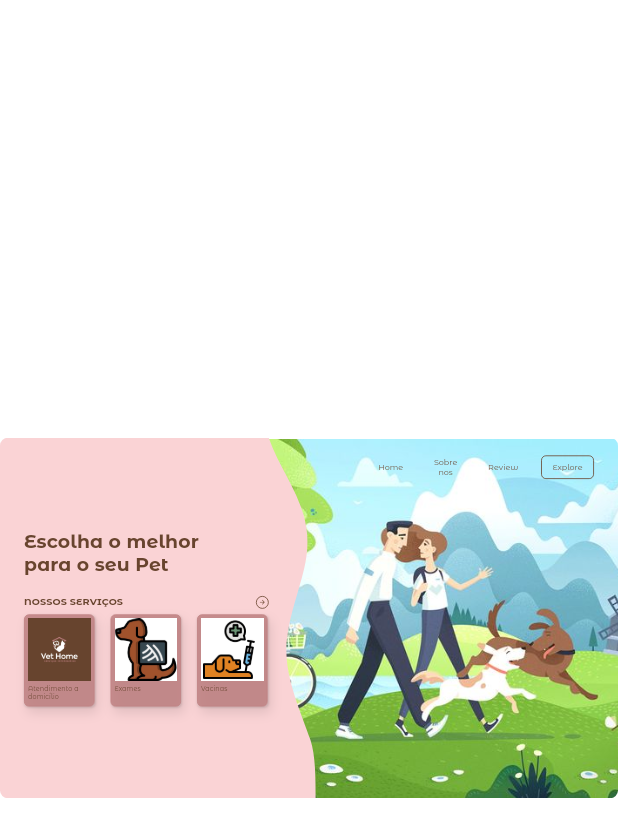
After one commit to LEanMist/flutter_vethome, a Flutter app: the LandingPage screen opened by its route, on a phone screen of 412 x 824 dp. The commit adds this screen. Shown: the top 837 px of the screen. Run offline on Flutter 3.47's test engine with Material 3 defaults, Android fonts, the phone set to English and light mode, and no system bars; our stand-ins replace flutter_inset_shadow, image_picker, shared_preferences; accounts and stored records are empty; project files that could hold a hidden picture were left out.

Commit message:
feat: adiciona landing desktop baseada no Figma

```diff
--- /dev/null
+++ b/lib/pages/landing_page.dart
@@ -0,0 +1,327 @@
+import 'package:flutter/material.dart';
+
+import '../theme.dart';
+import '../theme/vet_colors.dart';
+
+/// Landing desktop do Figma (Telas para Entregar / EXTRA / LANDING PAGE).
+class LandingPage extends StatelessWidget {
+  const LandingPage({super.key});
+
+  static const Size designSize = Size(1543, 900);
+
+  @override
+  Widget build(BuildContext context) {
+    return Scaffold(
+      backgroundColor: Colors.white,
+      body: LayoutBuilder(
+        builder: (context, constraints) => Center(
+          child: FittedBox(
+            fit: BoxFit.contain,
+            child: SizedBox(
+              key: const ValueKey('landing-figma-frame'),
+              width: designSize.width,
+              height: designSize.height,
+              child: ClipRRect(
+                borderRadius: BorderRadius.circular(20),
+                child: Stack(
+                  children: [
+                    Positioned(
+                      left: 671,
+                      top: 2,
+                      width: 872,
+                      height: 900,
+                      child: Image.asset(
+                        'assets/imagens/figma/landing-hero.jpg',
+                        fit: BoxFit.cover,
+                        semanticLabel:
+                            'Veterinários passeando com cães em um parque',
+                      ),
+                    ),
+                    Positioned.fill(
+                      child: ClipPath(
+                        clipper: _LandingPanelClipper(),
+                        child: const ColoredBox(color: VetColors.pink),
+                      ),
+                    ),
+                    const Positioned(
+                      left: 60,
+                      top: 231,
+                      width: 438,
+                      height: 114,
+                      child: Text(
+                        'Escolha o melhor\npara o seu Pet',
+                        style: TextStyle(
+                          fontFamily: VH.bodyFontFamily,
+                          fontSize: 47,
+                          height: 1.2,
+                          fontWeight: FontWeight.w700,
+                          color: VetColors.brown,
+                        ),
+                      ),
+                    ),
+                    Positioned(
+                      left: 60,
+                      top: 395,
+                      child: Text(
+                        'NOSSOS SERVIÇOS',
+                        style: TextStyle(
+                          fontFamily: VH.bodyFontFamily,
+                          fontSize: 24,
+                          height: 1.2,
+                          fontWeight: FontWeight.w700,
+                          color: VetColors.brown,
+                        ),
+                      ),
+                    ),
+                    Positioned(
+                      left: 639,
+                      top: 395,
+                      width: 32,
+                      height: 32,
+                      child: Material(
+                        color: Colors.transparent,
+                        shape: const CircleBorder(
+                          side: BorderSide(color: VetColors.brown, width: 2),
+                        ),
+                        child: Semantics(
+                          button: true,
+                          label: 'Explorar serviços',
+                          child: InkWell(
+                            key: const ValueKey('landing-services-link'),
+                            customBorder: const CircleBorder(),
+                            onTap: () => Navigator.pushNamed(context, '/login'),
+                            child: const Center(
+                              child: Icon(
+                                Icons.arrow_forward_rounded,
+                                size: 19,
+                                color: VetColors.brown,
+                              ),
+                            ),
+                          ),
+                        ),
+                      ),
+                    ),
+                    const Positioned(
+                      left: 60,
+                      top: 441,
+                      child: Row(
+                        children: [
+                          _LandingServiceCard(
+                            image:
+                                'assets/imagens/figma/landing-service-home.jpg',
+                            label: 'Atendimento a\ndomicílio',
+                            imageLabel: 'Logotipo VetHome',
+                          ),
+                          SizedBox(width: 40),
+                          _LandingServiceCard(
+                            image:
+                                'assets/imagens/figma/landing-service-exams.jpg',
+                            label: 'Exames',
+                            imageLabel: 'Ícone de exames veterinários',
+                          ),
+                          SizedBox(width: 40),
+                          _LandingServiceCard(
+                            image:
+                                'assets/imagens/figma/landing-service-vaccines.jpg',
+                            label: 'Vacinas',
+                            imageLabel: 'Ícone de vacinação de um cão',
+                          ),
+                        ],
+                      ),
+                    ),
+                    Positioned(
+                      left: 943,
+                      top: 44,
+                      width: 540,
+                      height: 59,
+                      child: _LandingNavigation(
+                        onHome: () => Navigator.pushNamedAndRemoveUntil(
+                          context,
+                          '/',
+                          (_) => false,
+                        ),
+                        onAbout: () => Navigator.pushNamed(context, '/sobre'),
+                        onExplore: () => Navigator.pushNamed(context, '/login'),
+                      ),
+                    ),
+                  ],
+                ),
+              ),
+            ),
+          ),
+        ),
+      ),
+    );
+  }
+}
+
+class _LandingServiceCard extends StatelessWidget {
+  const _LandingServiceCard({
+    required this.image,
+    required this.label,
+    required this.imageLabel,
+  });
+
+  final String image;
+  final String label;
+  final String imageLabel;
+
+  @override
+  Widget build(BuildContext context) {
+    return Container(
+      width: 176,
+      height: 230,
+      padding: const EdgeInsets.all(8),
+      decoration: BoxDecoration(
+        color: VetColors.rose.withValues(alpha: .8),
+        border: Border.all(color: VetColors.rose, width: 2),
+        borderRadius: BorderRadius.circular(12),
+        boxShadow: const [
+          BoxShadow(
+            color: Color.fromRGBO(0, 0, 0, .12),
+            offset: Offset(2, 3),
+            blurRadius: 4,
+          ),
+          BoxShadow(
+            color: Color.fromRGBO(0, 0, 0, .1),
+            offset: Offset(8, 15),
+            blurRadius: 24,
+          ),
+        ],
+      ),
+      child: Column(
+        crossAxisAlignment: CrossAxisAlignment.start,
+        children: [
+          SizedBox(
+            width: 156,
+            height: 156,
+            child: Image.asset(
+              image,
+              fit: BoxFit.cover,
+              semanticLabel: imageLabel,
+            ),
+          ),
+          const SizedBox(height: 10),
+          Text(
+            label,
+            style: const TextStyle(
+              fontFamily: VH.bodyFontFamily,
+              fontSize: 16,
+              height: 1.2,
+              fontWeight: FontWeight.w500,
+              color: VetColors.brown,
+            ),
+          ),
+        ],
+      ),
+    );
+  }
+}
+
+class _LandingNavigation extends StatelessWidget {
+  const _LandingNavigation({
+    required this.onHome,
+    required this.onAbout,
+    required this.onExplore,
+  });
+
+  final VoidCallback onHome;
+  final VoidCallback onAbout;
+  final VoidCallback onExplore;
+
+  @override
+  Widget build(BuildContext context) {
+    return Row(
+      children: [
+        _LandingNavLabel(label: 'Home', width: 65, onPressed: onHome),
+        const SizedBox(width: 55),
+        _LandingNavLabel(label: 'Sobre nos', width: 99, onPressed: onAbout),
+        const SizedBox(width: 55),
+        const _LandingNavLabel(label: 'Review', width: 79),
+        const SizedBox(width: 55),
+        SizedBox(
+          width: 132,
+          height: 59,
+          child: OutlinedButton(
+            onPressed: onExplore,
+            style: OutlinedButton.styleFrom(
+              foregroundColor: VetColors.brown,
+              side: const BorderSide(color: VetColors.brown, width: 2),
+              shape: RoundedRectangleBorder(
+                borderRadius: BorderRadius.circular(12),
+              ),
+              textStyle: const TextStyle(
+                fontFamily: VH.bodyFontFamily,
+                fontSize: 20,
+                fontWeight: FontWeight.w500,
+              ),
+            ),
+            child: const Text('Explore'),
+          ),
+        ),
+      ],
+    );
+  }
+}
+
+class _LandingNavLabel extends StatelessWidget {
+  const _LandingNavLabel({
+    required this.label,
+    required this.width,
+    this.onPressed,
+  });
+
+  final String label;
+  final double width;
+  final VoidCallback? onPressed;
+
+  @override
+  Widget build(BuildContext context) {
+    final text = Text(
+      label,
+      textAlign: TextAlign.center,
+      style: const TextStyle(
+        fontFamily: VH.bodyFontFamily,
+        fontSize: 20,
+        fontWeight: FontWeight.w500,
+        color: VetColors.brown,
+      ),
+    );
+    if (onPressed == null) return SizedBox(width: width, child: text);
+    return SizedBox(
+      width: width,
+      child: TextButton(
+        onPressed: onPressed,
+        style: TextButton.styleFrom(
+          foregroundColor: VetColors.brown,
+          padding: EdgeInsets.zero,
+          textStyle: const TextStyle(
+            fontFamily: VH.bodyFontFamily,
+            fontSize: 20,
+            fontWeight: FontWeight.w500,
+          ),
+        ),
+        child: text,
+      ),
+    );
+  }
+}
+
+class _LandingPanelClipper extends CustomClipper<Path> {
+  @override
+  Path getClip(Size size) {
+    return Path()
+      ..moveTo(0, 0)
+      ..lineTo(671, 0)
+      ..cubicTo(694, 67, 740, 128, 758, 193)
+      ..cubicTo(775, 253, 768, 302, 749, 366)
+      ..cubicTo(732, 427, 715, 476, 715, 530)
+      ..cubicTo(715, 608, 752, 687, 775, 754)
+      ..cubicTo(788, 794, 788, 851, 788, 900)
+      ..lineTo(0, 900)
+      ..close();
+  }
+
+  @override
+  bool shouldReclip(covariant CustomClipper<Path> oldClipper) => false;
+}
--- /dev/null
+++ b/lib/pages/start_page.dart
@@ -0,0 +1,20 @@
+import 'package:flutter/material.dart';
+
+import '../theme.dart';
+import 'landing_page.dart';
+import 'splashScreen.dart';
+
+/// Mostra a landing do Figma em telas largas e conserva o início móvel atual.
+class StartPage extends StatelessWidget {
+  const StartPage({super.key});
+
+  @override
+  Widget build(BuildContext context) {
+    return LayoutBuilder(
+      builder: (context, constraints) =>
+          constraints.maxWidth >= VH.desktopBreakpoint
+          ? const LandingPage()
+          : const SplashScreen(),
+    );
+  }
+}
--- a/lib/routes/app_routes.dart
+++ b/lib/routes/app_routes.dart
@@ -18,7 +18,8 @@ import '../pages/perfil_page.dart';
 import '../pages/pets_page.dart';
 import '../pages/saude_page.dart';
 import '../pages/sobre_page.dart';
-import '../pages/splashScreen.dart';
+import '../pages/start_page.dart';
+import '../pages/landing_page.dart';
 import '../pages/sucessoScreen.dart';
 import '../pages/vacinacao_page.dart';
 import '../pages/nova_consulta_page.dart';
@@ -60,7 +61,8 @@ class AppRoutes {
   AppRoutes._();
 
   static Map<String, WidgetBuilder> get routes => {
-    '/': (_) => const SplashScreen(),
+    '/': (_) => const StartPage(),
+    '/landing': (_) => const LandingPage(),
     '/home': (_) => const HomePage(),
     '/login': (_) => const LoginPage(),
     '/cadastro': (_) => const CadastroScreen(),
```
Also changed, not shown: assets/imagens/figma/landing-hero.jpg (added), assets/imagens/figma/landing-service-exams.jpg (added), assets/imagens/figma/landing-service-home.jpg (added), assets/imagens/figma/landing-service-vaccines.jpg (added), 1 other file.
